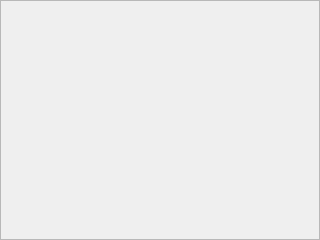
Old version of the form screengraphicsframe.ui in the repository rochford/cutefootball.
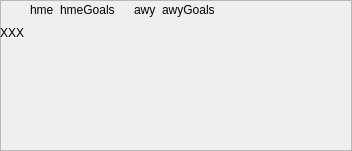
New version of the form. Icons and pictures are not drawn.

Patch:
```diff
--- a/screengraphicsframe.ui
+++ b/screengraphicsframe.ui
@@ -6,8 +6,8 @@
    <rect>
     <x>0</x>
     <y>0</y>
-    <width>320</width>
-    <height>240</height>
+    <width>352</width>
+    <height>151</height>
    </rect>
   </property>
   <property name="windowTitle">
@@ -19,6 +19,117 @@
   <property name="frameShadow">
    <enum>QFrame::Raised</enum>
   </property>
+  <widget class="QWidget" name="gridLayoutWidget">
+   <property name="geometry">
+    <rect>
+     <x>0</x>
+     <y>0</y>
+     <width>351</width>
+     <height>91</height>
+    </rect>
+   </property>
+   <layout class="QGridLayout" name="gridLayout">
+    <item row="0" column="7">
+     <spacer name="horizontalSpacer">
+      <property name="orientation">
+       <enum>Qt::Horizontal</enum>
+      </property>
+      <property name="sizeHint" stdset="0">
+       <size>
+        <width>40</width>
+        <height>20</height>
+       </size>
+      </property>
+     </spacer>
+    </item>
+    <item row="0" column="0">
+     <widget class="QLabel" name="SGFhomeTeamFlag">
+      <property name="text">
+       <string notr="true"/>
+      </property>
+      <property name="pixmap">
+       <pixmap resource="teams.qrc">:/images/flags/Andorra.png</pixmap>
+      </property>
+      <property name="scaledContents">
+       <bool>true</bool>
+      </property>
+     </widget>
+    </item>
+    <item row="0" column="3">
+     <widget class="QLabel" name="SGFawayTeamFlag">
+      <property name="text">
+       <string notr="true"/>
+      </property>
+      <property name="pixmap">
+       <pixmap resource="teams.qrc">:/images/flags/Austria.png</pixmap>
+      </property>
+      <property name="scaledContents">
+       <bool>true</bool>
+      </property>
+     </widget>
+    </item>
+    <item row="0" column="1">
+     <widget class="QLabel" name="SGFhomeTeamName">
+      <property name="text">
+       <string notr="true">hme</string>
+      </property>
+      <property name="scaledContents">
+       <bool>true</bool>
+      </property>
+     </widget>
+    </item>
+    <item row="0" column="4">
+     <widget class="QLabel" name="SGFawayTeamName">
+      <property name="text">
+       <string notr="true">awy</string>
+      </property>
+      <property name="scaledContents">
+       <bool>true</bool>
+      </property>
+     </widget>
+    </item>
+    <item row="1" column="0">
+     <widget class="QLabel" name="scoreTextLabel">
+      <property name="text">
+       <string notr="true">XXX</string>
+      </property>
+     </widget>
+    </item>
+    <item row="2" column="0">
+     <spacer name="verticalSpacer">
+      <property name="orientation">
+       <enum>Qt::Vertical</enum>
+      </property>
+      <property name="sizeHint" stdset="0">
+       <size>
+        <width>20</width>
+        <height>40</height>
+       </size>
+      </property>
+     </spacer>
+    </item>
+    <item row="0" column="2">
+     <widget class="QLabel" name="SGFhomeGoals">
+      <property name="text">
+       <string notr="true">hmeGoals</string>
+      </property>
+      <property name="scaledContents">
+       <bool>true</bool>
+      </property>
+     </widget>
+    </item>
+    <item row="0" column="5">
+     <widget class="QLabel" name="SGFawayGoals">
+      <property name="text">
+       <string notr="true">awyGoals</string>
+      </property>
+      <property name="scaledContents">
+       <bool>true</bool>
+      </property>
+     </widget>
+    </item>
+   </layout>
+  </widget>
  </widget>
  <resources/>
  <connections/>
```
Left out of the diff: 8 changed lines with no effect on the pictures.
